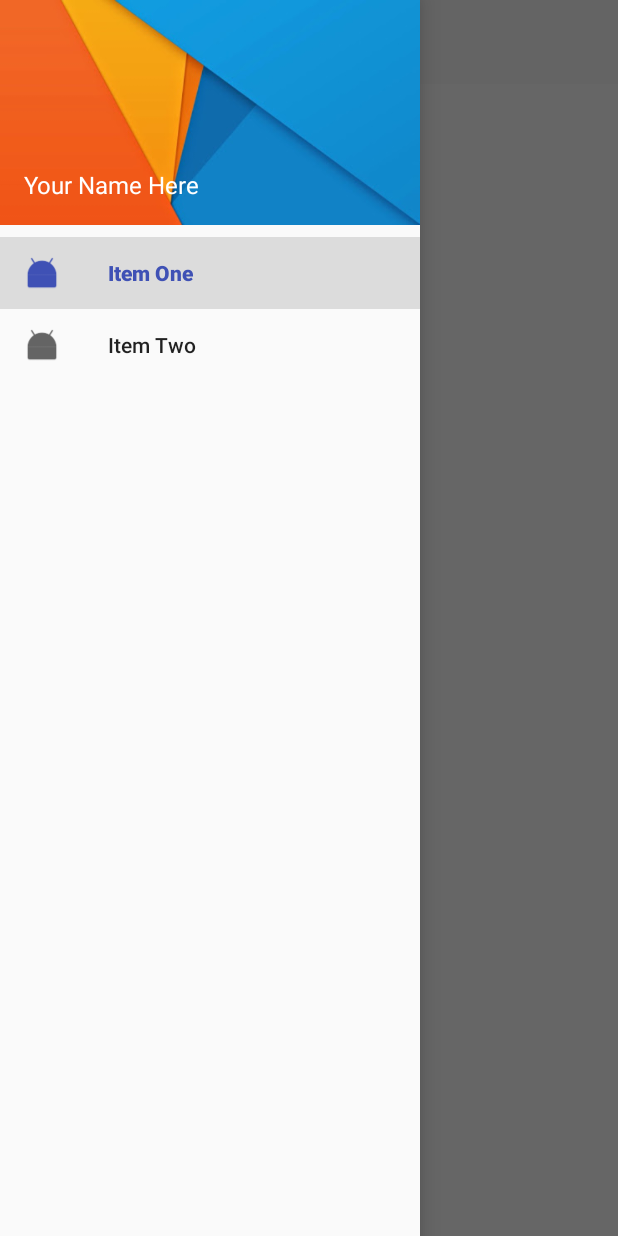
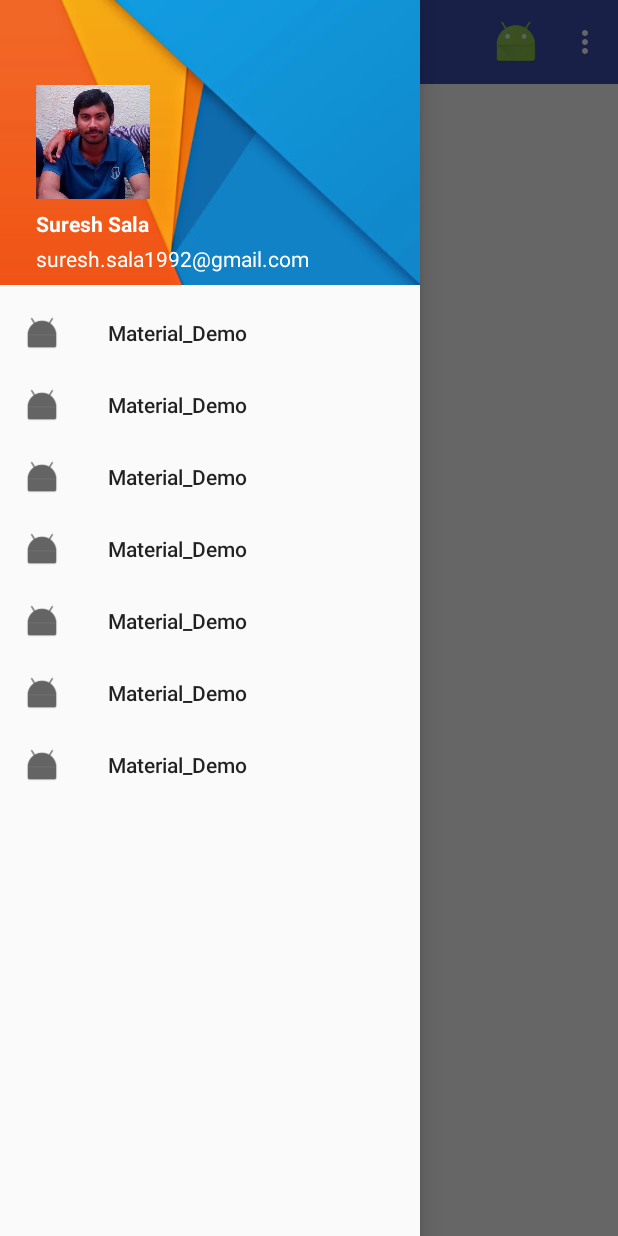
Before and after one commit to SalaSuresh/Material_Demo, an Android app: the screen it shows after launch (MainActivity), with the side drawer open, on a phone screen of 412 x 824 dp. Run offline under Robolectric (Android 15) with nearby library versions, the light colour scheme and no system bars.

Commit message:
Navigation Drawer added update required

```diff
--- a/app/src/main/java/com/syntax/material_demo/MainActivity.java
+++ b/app/src/main/java/com/syntax/material_demo/MainActivity.java
@@ -2,6 +2,8 @@ package com.syntax.material_demo;
 
 import android.content.Context;
 import android.content.SharedPreferences;
+import android.graphics.Bitmap;
+import android.graphics.BitmapFactory;
 import android.support.design.widget.NavigationView;
 import android.support.design.widget.Snackbar;
 import android.support.v4.view.GravityCompat;
@@ -11,11 +13,13 @@ import android.support.v7.app.ActionBarDrawerToggle;
 import android.support.v7.app.AppCompatActivity;
 import android.os.Bundle;
 import android.support.v7.widget.Toolbar;
+import android.util.Log;
 import android.view.Menu;
 import android.view.MenuInflater;
 import android.view.MenuItem;
 import android.view.View;
 import android.widget.FrameLayout;
+import android.widget.ImageView;
 import android.widget.Toast;
 
 public class MainActivity extends AppCompatActivity {
@@ -31,13 +35,14 @@ public class MainActivity extends AppCompatActivity {
     private boolean mUserLearnedDrawer;
     private boolean mFromSavedInstanceState;
     private int mCurrentSelectedPosition;
+
     @Override
     protected void onCreate(Bundle savedInstanceState) {
         super.onCreate(savedInstanceState);
         setContentView(R.layout.activity_main);
 
         //test ----- START
-//        setUpToolbar();
+        setUpToolbar();
         mDrawerLayout = (DrawerLayout) findViewById(R.id.nav_drawer);
 
         mUserLearnedDrawer = Boolean.valueOf(readSharedSetting(this, PREF_USER_LEARNED_DRAWER, "false"));
@@ -47,22 +52,21 @@ public class MainActivity extends AppCompatActivity {
             mFromSavedInstanceState = true;
         }
 
-        setUpNavDrawer();
+//        setUpNavDrawer();  //----- to customize the action bar
 
-        mNavigationView = (NavigationView) findViewById(R.id.nav_view);
+        mNavigationView = (NavigationView) findViewById(R.id.navigation_view);
         mContentFrame = (FrameLayout) findViewById(R.id.nav_contentframe);
-
         mNavigationView.setNavigationItemSelectedListener(new NavigationView.OnNavigationItemSelectedListener() {
             @Override
             public boolean onNavigationItemSelected(MenuItem menuItem) {
 
                 menuItem.setChecked(true);
                 switch (menuItem.getItemId()) {
-                    case R.id.navigation_item_1:
+                    case R.id.inbox:
                         Snackbar.make(mContentFrame, "Item One", Snackbar.LENGTH_SHORT).show();
                         mCurrentSelectedPosition = 0;
                         return true;
-                    case R.id.navigation_item_2:
+                    case R.id.starred:
                         Snackbar.make(mContentFrame, "Item Two", Snackbar.LENGTH_SHORT).show();
                         mCurrentSelectedPosition = 1;
                         return true;
@@ -71,6 +75,8 @@ public class MainActivity extends AppCompatActivity {
                 }
             }
         });
+
+
         //test ----- END
 
     }
@@ -83,10 +89,11 @@ public class MainActivity extends AppCompatActivity {
         }
     }
 
+    //to customize the action bar
     private void setUpNavDrawer() {
         if (mToolbar != null) {
             getSupportActionBar().setDisplayHomeAsUpEnabled(true);
-            mToolbar.setNavigationIcon(R.drawable.profile_picture);
+            mToolbar.setNavigationIcon(R.drawable.ic_launcher);
             mToolbar.setNavigationOnClickListener(new View.OnClickListener() {
                 @Override
                 public void onClick(View v) {
--- a/app/src/main/res/layout/activity_main.xml
+++ b/app/src/main/res/layout/activity_main.xml
@@ -9,7 +9,7 @@
         android:layout_width="match_parent"
         android:layout_height="match_parent">
 
-        <!--<include layout="@layout/toolbar" />-->
+        <include layout="@layout/toolbar" />
 
         <FrameLayout
             android:id="@+id/nav_contentframe"
@@ -24,7 +24,7 @@
     </RelativeLayout>
 
     <android.support.design.widget.NavigationView
-        android:id="@+id/nav_view"
+        android:id="@+id/navigation_view"
         android:layout_width="wrap_content"
         android:layout_height="match_parent"
         android:layout_gravity="start"
--- a/app/src/main/res/layout/drawer_header.xml
+++ b/app/src/main/res/layout/drawer_header.xml
@@ -1,18 +1,47 @@
-<FrameLayout xmlns:android="http://schemas.android.com/apk/res/android"
+<?xml version="1.0" encoding="utf-8"?>
+<RelativeLayout xmlns:android="http://schemas.android.com/apk/res/android"
     android:layout_width="match_parent"
-    android:layout_height="150dp"
-    android:orientation="vertical">
+    android:layout_height="190dp"
+    android:background="@drawable/navigation_drawer_bg"
+    android:orientation="vertical"
+    >
+
     <ImageView
-        android:layout_width="match_parent"
-        android:layout_height="match_parent"
-        android:background="@drawable/navigation_drawer_bg"
-        android:scaleType="centerCrop" />
+        android:id="@+id/profile_image"
+        android:layout_width="76dp"
+        android:layout_height="76dp"
+        android:src="@drawable/profile_picture"
+        android:layout_marginLeft="24dp"
+        android:layout_centerVertical="true"
+        android:layout_alignParentLeft="true"
+        android:layout_alignParentStart="true"
+        android:layout_marginStart="24dp" />
+
     <TextView
-        style="@style/TextAppearance.AppCompat.Subhead"
-        android:layout_width="match_parent"
+        android:layout_width="wrap_content"
         android:layout_height="wrap_content"
-        android:layout_gravity="bottom"
-        android:layout_margin="16dp"
-        android:text="Your Name Here"
-        android:textColor="@android:color/white" />
-</FrameLayout>
+        android:text="Suresh Sala"
+        android:textSize="14sp"
+        android:textColor="#FFF"
+        android:textStyle="bold"
+        android:gravity="left"
+        android:paddingBottom="4dp"
+        android:id="@+id/username"
+        android:layout_above="@+id/email"
+        android:layout_alignLeft="@+id/profile_image"
+        android:layout_alignStart="@+id/profile_image" />
+
+    <TextView
+        android:layout_width="wrap_content"
+        android:layout_height="wrap_content"
+        android:text="suresh.sala1992@gmail.com"
+        android:id="@+id/email"
+        android:gravity="left"
+        android:layout_marginBottom="8dp"
+        android:textSize="14sp"
+        android:textColor="#fff"
+        android:layout_alignParentBottom="true"
+        android:layout_alignLeft="@+id/username"
+        android:layout_alignStart="@+id/username" />
+
+</RelativeLayout>
--- a/app/src/main/res/menu/drawer.xml
+++ b/app/src/main/res/menu/drawer.xml
@@ -1,14 +1,48 @@
 <?xml version="1.0" encoding="utf-8"?>
 <menu xmlns:android="http://schemas.android.com/apk/res/android">
+
     <group android:checkableBehavior="single">
+
         <item
-            android:id="@+id/navigation_item_1"
-            android:checked="true"
+            android:id="@+id/inbox"
+            android:checked="false"
             android:icon="@drawable/ic_launcher"
-            android:title="Item One" />
+            android:title="@string/app_name" />
+
         <item
-            android:id="@+id/navigation_item_2"
+            android:id="@+id/starred"
+            android:checked="false"
             android:icon="@drawable/ic_launcher"
-            android:title="Item Two" />
+            android:title="@string/app_name" />
+
+        <item
+            android:id="@+id/sent_mail"
+            android:checked="false"
+            android:icon="@drawable/ic_launcher"
+            android:title="@string/app_name" />
+
+        <item
+            android:id="@+id/drafts"
+            android:checked="false"
+            android:icon="@drawable/ic_launcher"
+            android:title="@string/app_name" />
+
+
+        <item
+            android:id="@+id/allmail"
+            android:checked="false"
+            android:icon="@drawable/ic_launcher"
+            android:title="@string/app_name" />
+        <item
+            android:id="@+id/trash"
+            android:checked="false"
+            android:icon="@drawable/ic_launcher"
+            android:title="@string/app_name" />
+        <item
+            android:id="@+id/spam"
+            android:checked="false"
+            android:icon="@drawable/ic_launcher"
+            android:title="@string/app_name" />
+
     </group>
 </menu>
```
